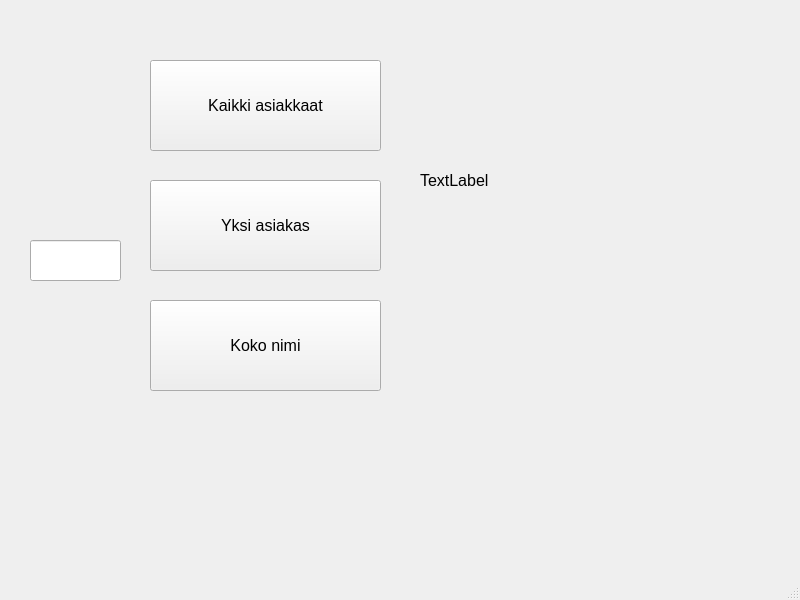
t0klsa00/qt_example, file qt_frontend/mainwindow.ui: the form before one commit.
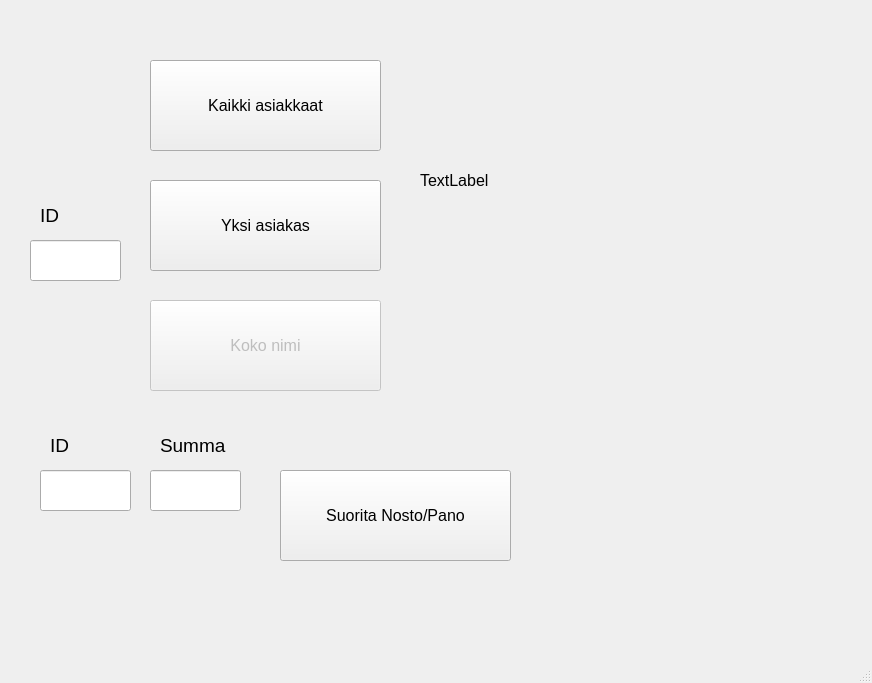
The form after the commit.

Patch:
```diff
--- a/qt_frontend/mainwindow.ui
+++ b/qt_frontend/mainwindow.ui
@@ -6,8 +6,8 @@
    <rect>
     <x>0</x>
     <y>0</y>
-    <width>800</width>
-    <height>600</height>
+    <width>872</width>
+    <height>683</height>
    </rect>
   </property>
   <property name="windowTitle">
@@ -33,6 +33,9 @@
     </property>
    </widget>
    <widget class="QPushButton" name="btnGetFullname">
+    <property name="enabled">
+     <bool>false</bool>
+    </property>
     <property name="geometry">
      <rect>
       <x>150</x>
@@ -101,6 +104,108 @@
      </font>
     </property>
    </widget>
+   <widget class="QLabel" name="label">
+    <property name="geometry">
+     <rect>
+      <x>40</x>
+      <y>200</y>
+      <width>61</width>
+      <height>31</height>
+     </rect>
+    </property>
+    <property name="font">
+     <font>
+      <pointsize>14</pointsize>
+     </font>
+    </property>
+    <property name="text">
+     <string>ID</string>
+    </property>
+   </widget>
+   <widget class="QLabel" name="label_2">
+    <property name="geometry">
+     <rect>
+      <x>50</x>
+      <y>430</y>
+      <width>61</width>
+      <height>31</height>
+     </rect>
+    </property>
+    <property name="font">
+     <font>
+      <pointsize>14</pointsize>
+     </font>
+    </property>
+    <property name="text">
+     <string>ID</string>
+    </property>
+   </widget>
+   <widget class="QLineEdit" name="lineEditRaiseId">
+    <property name="geometry">
+     <rect>
+      <x>40</x>
+      <y>470</y>
+      <width>91</width>
+      <height>41</height>
+     </rect>
+    </property>
+    <property name="font">
+     <font>
+      <pointsize>14</pointsize>
+     </font>
+    </property>
+   </widget>
+   <widget class="QLabel" name="label_3">
+    <property name="geometry">
+     <rect>
+      <x>160</x>
+      <y>430</y>
+      <width>81</width>
+      <height>31</height>
+     </rect>
+    </property>
+    <property name="font">
+     <font>
+      <pointsize>14</pointsize>
+     </font>
+    </property>
+    <property name="text">
+     <string>Summa</string>
+    </property>
+   </widget>
+   <widget class="QLineEdit" name="lineEditRaiseAmount">
+    <property name="geometry">
+     <rect>
+      <x>150</x>
+      <y>470</y>
+      <width>91</width>
+      <height>41</height>
+     </rect>
+    </property>
+    <property name="font">
+     <font>
+      <pointsize>14</pointsize>
+     </font>
+    </property>
+   </widget>
+   <widget class="QPushButton" name="btnRaise">
+    <property name="geometry">
+     <rect>
+      <x>280</x>
+      <y>470</y>
+      <width>231</width>
+      <height>91</height>
+     </rect>
+    </property>
+    <property name="font">
+     <font>
+      <pointsize>12</pointsize>
+     </font>
+    </property>
+    <property name="text">
+     <string>Suorita Nosto/Pano</string>
+    </property>
+   </widget>
   </widget>
   <widget class="QMenuBar" name="menubar">
    <property name="geometry">
```
Left out of the diff: 2 changed lines with no effect on the pictures.
